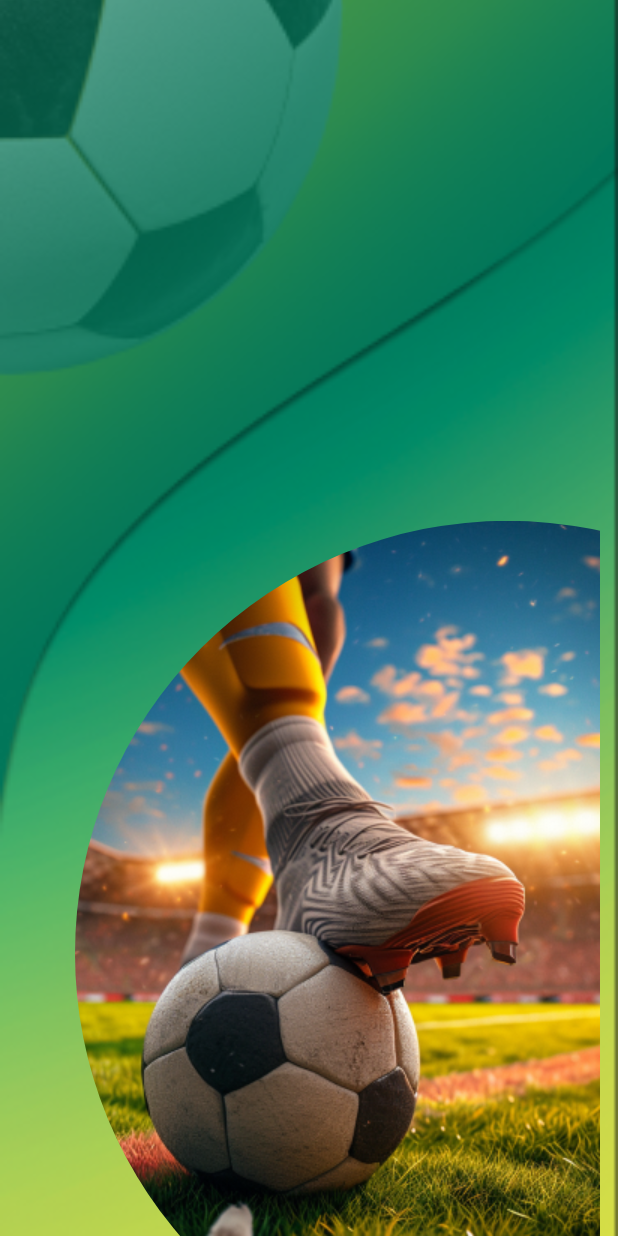
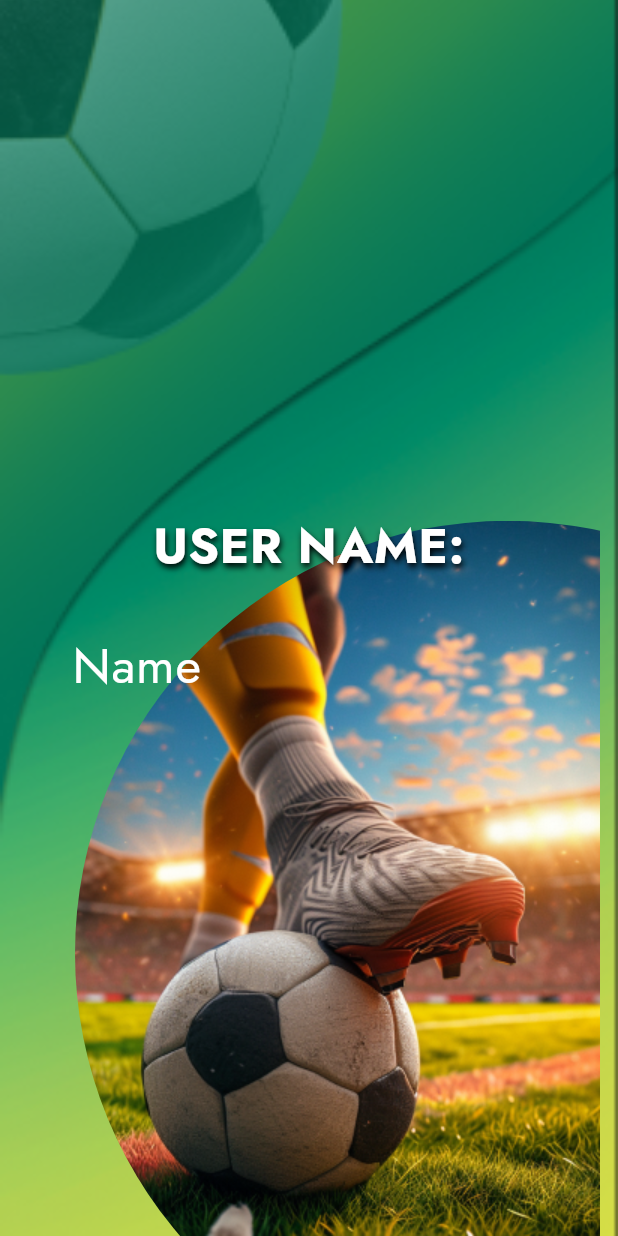
Before and after one commit to Artem-Neludimi/a21, a Flutter app: the screen it shows after launch, on a phone screen of 412 x 824 dp. Run offline on Flutter 3.47's test engine with Material 3 defaults, Android fonts, the phone set to English and light mode, and no system bars; our stand-ins replace flutter_bloc, shared_preferences.

Commit message:
nickname screen

```diff
--- a/lib/main.dart
+++ b/lib/main.dart
@@ -18,14 +18,27 @@ class MyApp extends StatelessWidget {
 
   @override
   Widget build(BuildContext context) {
-    return BlocProvider(
-      create: (context) => MenuCubit(),
+    return MultiBlocProvider(
+      providers: [
+        BlocProvider(
+          create: (context) => MenuCubit(),
+        ),
+        BlocProvider(
+          create: (context) => AppCubit(),
+        ),
+      ],
       child: MaterialApp(
         debugShowCheckedModeBanner: false,
         title: 'Flutter Demo',
         theme: ThemeData(
-          colorScheme: const ColorScheme.dark(),
+          textSelectionTheme: const TextSelectionThemeData(
+            cursorColor: Colors.white,
+            selectionColor: Colors.white,
+            selectionHandleColor: Colors.white,
+          ),
+          colorScheme: const ColorScheme.dark().copyWith(),
           useMaterial3: true,
+          fontFamily: 'Jost',
         ),
         routes: {
           '/': (context) => const MyHomePage(),
@@ -34,3 +47,18 @@ class MyApp extends StatelessWidget {
     );
   }
 }
+
+class AppCubit extends Cubit<AppState> {
+  AppCubit()
+      : super(
+          AppState(
+            nickName: prefs.getString('nickName'),
+          ),
+        );
+}
+
+class AppState {
+  const AppState({this.nickName});
+
+  final String? nickName;
+}
--- a/lib/menu.dart
+++ b/lib/menu.dart
@@ -1,4 +1,5 @@
 import 'package:a21/main.dart';
+import 'package:a21/nickname.dart';
 import 'package:a21/widgets.dart';
 import 'package:flutter/material.dart';
 import 'package:shared_preferences/shared_preferences.dart';
@@ -50,19 +51,19 @@ class _MyHomePageState extends State<MyHomePage> {
                         fit: BoxFit.cover,
                       ),
                     ),
-                    child: AnimatedSwitcher(
+                  ),
+                  FootStands(width: width),
+                  AnimatedSwitcher(
                     duration: const Duration(milliseconds: 600),
                     child: switch (state) {
                       MenuState.splash => const Splash(
                           key: ValueKey(MenuState.splash),
                         ),
-                        MenuState.userName => const Column(
+                      MenuState.userName => const Nickname(
                           key: ValueKey(MenuState.userName),
-                          )
+                        ),
                     },
                   ),
-                  ),
-                  FootStands(width: width),
                 ],
               );
             },
--- /dev/null
+++ b/lib/nickname.dart
@@ -0,0 +1,41 @@
+import 'package:a21/widgets.dart';
+import 'package:flutter/material.dart';
+
+class Nickname extends StatelessWidget {
+  const Nickname({
+    super.key,
+  });
+
+  @override
+  Widget build(BuildContext context) {
+    return const Padding(
+      padding: EdgeInsets.symmetric(horizontal: 32),
+      child: Column(
+        mainAxisAlignment: MainAxisAlignment.center,
+        children: [
+          TextWithShadow(
+            'USER NAME:',
+            fontSize: 33,
+          ),
+          SizedBox(height: 16),
+          TextField(
+            style: TextStyle(
+              color: Colors.white,
+              fontSize: 33,
+            ),
+            decoration: InputDecoration(
+              border: OutlineInputBorder(
+                borderSide: BorderSide.none,
+              ),
+              hintStyle: TextStyle(
+                color: Colors.white,
+                fontSize: 33,
+              ),
+              hintText: 'Name',
+            ),
+          ),
+        ],
+      ),
+    );
+  }
+}
--- a/lib/widgets.dart
+++ b/lib/widgets.dart
@@ -38,3 +38,37 @@ class FootStands extends StatelessWidget {
     );
   }
 }
+
+class TextWithShadow extends StatelessWidget {
+  const TextWithShadow(
+    this.text, {
+    super.key,
+    this.fontSize,
+    this.color = Colors.white,
+    this.shadowColor = Colors.black,
+  });
+  final String text;
+  final double? fontSize;
+  final Color color;
+  final Color shadowColor;
+
+  @override
+  Widget build(BuildContext context) {
+    return Text(
+      text,
+      textAlign: TextAlign.center,
+      style: TextStyle(
+        color: color,
+        fontWeight: FontWeight.w600,
+        fontSize: fontSize,
+        shadows: [
+          Shadow(
+            color: shadowColor,
+            offset: const Offset(1, 3),
+            blurRadius: 5,
+          ),
+        ],
+      ),
+    );
+  }
+}
```
Also changed, not shown: pubspec.yaml (+8 -6 lines), assets/fonts/Jost-Bold.ttf (added), assets/fonts/Jost-Light.ttf (added), assets/fonts/Jost-Regular.ttf (added). Lines whose indentation alone changed are shown as unchanged.
